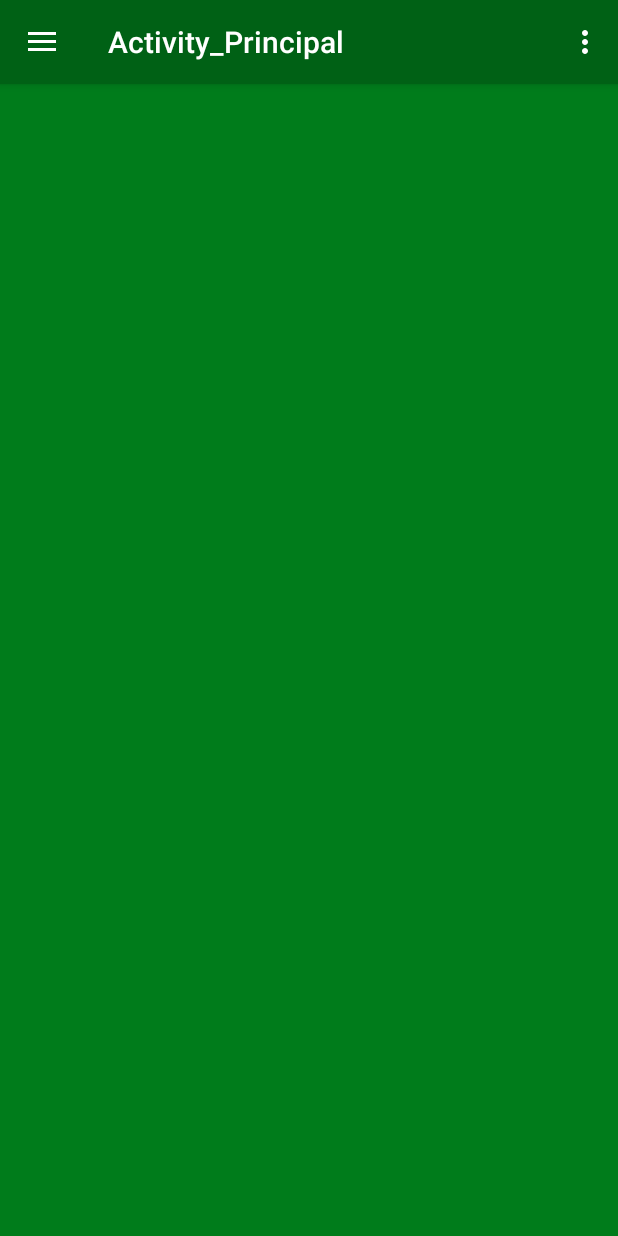
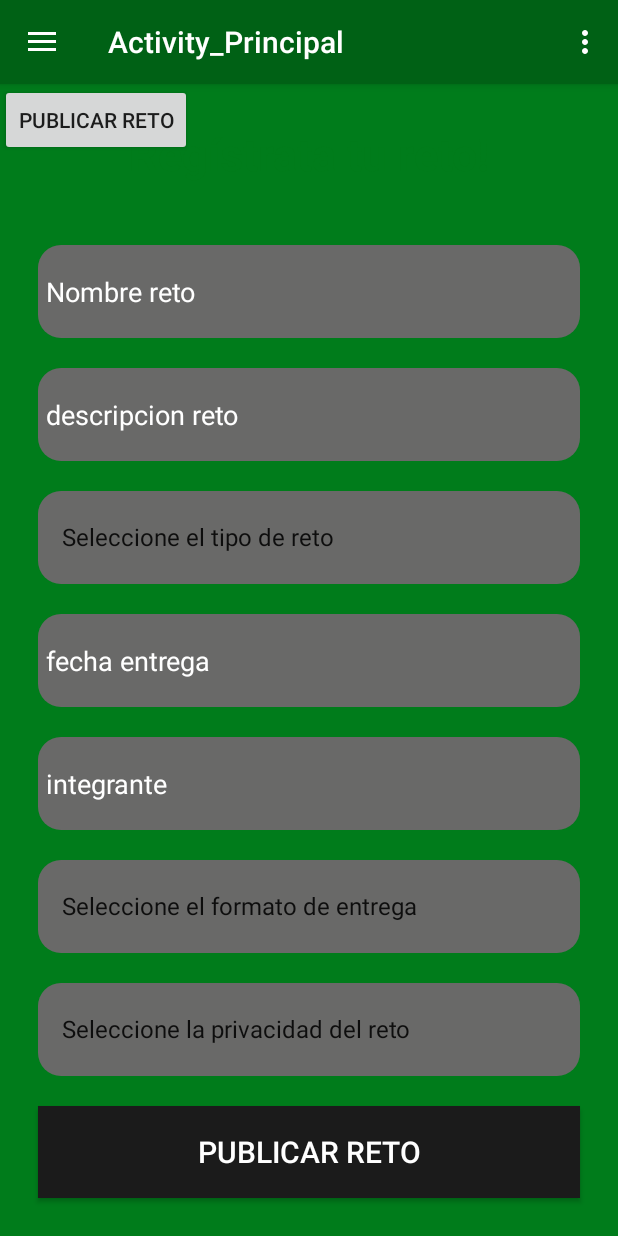
Before and after one commit to andresarangopro/appCompact, an Android app: the screen it shows after launch once a user with an empty profile is signed in (Activity_Principal), in the options menu, after a tap on "Settings", on a phone screen of 412 x 824 dp. Run offline under Robolectric (Android 15) with nearby library versions, the phone set to English and light mode, and no system bars; our stand-ins replace Firebase (no records; nobody signed in at launch, a user with empty details on screens opened directly).

Commit message:
Publicacion retos en firebase

```diff
--- a/app/src/main/java/com/example/felipearango/appcompact/activitys/Activity_Principal.java
+++ b/app/src/main/java/com/example/felipearango/appcompact/activitys/Activity_Principal.java
@@ -1,5 +1,7 @@
 package com.example.felipearango.appcompact.activitys;
 
+import android.net.Uri;
+import android.support.v4.app.FragmentTransaction;
 import android.os.Bundle;
 import android.support.design.widget.NavigationView;
 import android.support.v4.view.GravityCompat;
@@ -9,11 +11,13 @@ import android.support.v7.app.AppCompatActivity;
 import android.support.v7.widget.Toolbar;
 import android.view.Menu;
 import android.view.MenuItem;
+import android.view.View;
+import android.widget.Button;
 
 import com.example.felipearango.appcompact.R;
 
 public class Activity_Principal extends AppCompatActivity
-        implements NavigationView.OnNavigationItemSelectedListener {
+        implements NavigationView.OnNavigationItemSelectedListener, FragmentRetos.OnFragmentInteractionListener {
 
     @Override
     protected void onCreate(Bundle savedInstanceState) {
@@ -30,6 +34,18 @@ public class Activity_Principal extends AppCompatActivity
 
         NavigationView navigationView = (NavigationView) findViewById(R.id.nav_view);
         navigationView.setNavigationItemSelectedListener(this);
+
+        final FragmentRetos fragmentRetos = new FragmentRetos();
+
+        Button btnPublicarReto = (Button) findViewById(R.id.btnFragReto);
+        btnPublicarReto.setOnClickListener(new View.OnClickListener() {
+            @Override
+            public void onClick(View view) {
+                FragmentTransaction transition = getSupportFragmentManager().beginTransaction();
+                transition.replace(R.id.FrFragments, fragmentRetos);
+                transition.commit();
+            }
+        });
     }
 
     @Override
@@ -88,4 +104,9 @@ public class Activity_Principal extends AppCompatActivity
         drawer.closeDrawer(GravityCompat.START);
         return true;
     }
+
+    @Override
+    public void onFragmentInteraction(Uri uri) {
+
+    }
 }
--- a/app/src/main/java/com/example/felipearango/appcompact/activitys/FragmentRetos.java
+++ b/app/src/main/java/com/example/felipearango/appcompact/activitys/FragmentRetos.java
@@ -9,11 +9,15 @@ import android.view.View;
 import android.view.ViewGroup;
 import android.widget.AdapterView;
 import android.widget.ArrayAdapter;
+import android.widget.Button;
 import android.widget.EditText;
 import android.widget.Spinner;
 import android.widget.Switch;
+import android.widget.Toast;
 
 import com.example.felipearango.appcompact.R;
+import com.example.felipearango.appcompact.clases.Reto;
+import com.example.felipearango.appcompact.models.ManejoUser;
 
 /**
  * A simple {@link Fragment} subclass.
@@ -23,7 +27,8 @@ import com.example.felipearango.appcompact.R;
  * Use the {@link FragmentRetos#newInstance} factory method to
  * create an instance of this fragment.
  */
-public class FragmentRetos extends Fragment implements AdapterView.OnItemSelectedListener {
+public class FragmentRetos extends Fragment implements AdapterView.OnItemSelectedListener, View.OnClickListener {
+
     // TODO: Rename parameter arguments, choose names that match
     // the fragment initialization parameters, e.g. ARG_ITEM_NUMBER
     private static final String ARG_PARAM1 = "param1";
@@ -62,10 +67,12 @@ public class FragmentRetos extends Fragment implements AdapterView.OnItemSelecte
     ////////////////////////////////////
     EditText txtNombre, txtDescripcion, txtFecha, txtIntegrante;
     Spinner spnTipoReto, spnPrivacidad, spnTipoEntrega;
+    Button btnPublicarReto;
     String [] tiposReto = {"Seleccione el tipo de reto", "Reto elite", "Reto aula", "Reto rally"};
     String [] tiposPrivacidad = {"Seleccione la privacidad del reto", "Publico", "privado"};
     String [] tiposEntrega = {"Seleccione el formato de entrega", "Video", "Imagenes", "Documentos"};
     String tReto, tPrivacidad, tEntrega;
+    ManejoUser mu = new ManejoUser();
 
     @Override
     public void onCreate(Bundle savedInstanceState) {
@@ -74,8 +81,6 @@ public class FragmentRetos extends Fragment implements AdapterView.OnItemSelecte
             mParam1 = getArguments().getString(ARG_PARAM1);
             mParam2 = getArguments().getString(ARG_PARAM2);
         }
-        initComponents();
-
 
     }
 
@@ -83,7 +88,20 @@ public class FragmentRetos extends Fragment implements AdapterView.OnItemSelecte
     public View onCreateView(LayoutInflater inflater, ViewGroup container,
                              Bundle savedInstanceState) {
         // Inflate the layout for this fragment
-        return inflater.inflate(R.layout.fragment_retos, container, false);
+        View view = inflater.inflate(R.layout.fragment_retos, container, false);
+
+        txtNombre = (EditText) view.findViewById(R.id.txtNombreReto);
+        txtDescripcion = (EditText) view.findViewById(R.id.txtDescripcionReto);
+        txtFecha = (EditText) view.findViewById(R.id.txtFechaEntrega);
+        txtIntegrante = (EditText) view.findViewById(R.id.txtIntegrante);
+        spnTipoReto =(Spinner) view.findViewById(R.id.spnTipoReto);
+        spnTipoEntrega =(Spinner) view.findViewById(R.id.spnTipoEntrega);
+        spnPrivacidad =(Spinner) view.findViewById(R.id.spnPrivacidad);
+        btnPublicarReto = (Button) view.findViewById(R.id.btnPublicarReto);
+        btnPublicarReto.setOnClickListener(this);
+        initSpinners();
+
+        return view;
     }
 
     // TODO: Rename method, update argument and hook method into UI event
@@ -170,6 +188,18 @@ public class FragmentRetos extends Fragment implements AdapterView.OnItemSelecte
 
     }
 
+    @Override
+    public void onClick(View view) {
+        switch (view.getId()){
+            case R.id.btnPublicarReto:
+                Toast.makeText(getContext(), "Funciona", Toast.LENGTH_LONG).show();
+                Reto reto = new Reto(txtNombre.getText().toString(), txtDescripcion.getText().toString(), tReto, txtFecha.getText().toString(),
+                        txtIntegrante.getText().toString(), tEntrega, tPrivacidad);
+                String idJob = mu.databaseReference.push().getKey();
+                mu.insertar("Retos", idJob, reto);
+        }
+    }
+
     /**
      * This interface must be implemented by activities that contain this
      * fragment to allow an interaction in this fragment to be communicated
@@ -185,14 +215,10 @@ public class FragmentRetos extends Fragment implements AdapterView.OnItemSelecte
         void onFragmentInteraction(Uri uri);
     }
 
-    private void initComponents(){
-        txtNombre = (EditText) getView().findViewById(R.id.txtNombreReto);
-        txtDescripcion = (EditText) getView().findViewById(R.id.txtDescripcionReto);
-        txtFecha = (EditText) getView().findViewById(R.id.txtFechaEntrega);
-        txtIntegrante = (EditText) getView().findViewById(R.id.txtIntegrante);
-        spnTipoReto =(Spinner) getView().findViewById(R.id.spnTipoReto);
-        spnTipoEntrega =(Spinner) getView().findViewById(R.id.spnTipoEntrega);
-        spnPrivacidad =(Spinner) getView().findViewById(R.id.spnPrivacidad);
+    /**
+     * Metodo para inicializar los spinners
+     */
+    private void initSpinners(){
         spnTipoReto.setOnItemSelectedListener(this);
         spnPrivacidad.setOnItemSelectedListener(this);
         spnTipoEntrega.setOnItemSelectedListener(this);
--- a/app/src/main/java/com/example/felipearango/appcompact/models/ManejoUser.java
+++ b/app/src/main/java/com/example/felipearango/appcompact/models/ManejoUser.java
@@ -5,6 +5,7 @@ import android.content.Context;
 import com.google.firebase.database.DataSnapshot;
 import com.google.firebase.database.DatabaseError;
 import com.google.firebase.database.DatabaseReference;
+import com.google.firebase.database.FirebaseDatabase;
 import com.google.firebase.database.ValueEventListener;
 
 /**
@@ -17,7 +18,7 @@ public class ManejoUser {
     //Variables
     ////////////////////
 
-    public DatabaseReference databaseReference;
+    public DatabaseReference databaseReference = FirebaseDatabase.getInstance().getReference();
 
     ///////////////////
     //Constructor
--- a/app/src/main/res/layout/content_activity__principal.xml
+++ b/app/src/main/res/layout/content_activity__principal.xml
@@ -9,4 +9,10 @@
     app:layout_behavior="@string/appbar_scrolling_view_behavior"
     tools:context="com.example.android.blocks.Activities.activitys.Activity_Principal"
     tools:showIn="@layout/app_bar_activity__principal">
+
+    <Button
+        android:id="@+id/btnFragReto"
+        android:layout_width="wrap_content"
+        android:layout_height="wrap_content"
+        android:text="publicar reto" />
 </FrameLayout>
--- a/app/src/main/res/layout/fragment_retos.xml
+++ b/app/src/main/res/layout/fragment_retos.xml
@@ -109,4 +109,16 @@
 
     </Spinner>
 
+    <Button
+        android:id="@+id/btnPublicarReto"
+        android:textSize="20dp"
+        android:textColor="@color/colorAccent"
+        android:layout_width="match_parent"
+        android:layout_height="match_parent"
+        android:layout_margin="10dp"
+        android:layout_marginTop="15dp"
+        android:layout_weight="15"
+        android:background="@color/colorAccentDark"
+        android:text="Publicar reto" />
+
 </LinearLayout>
```
Also changed, not shown: app/src/main/java/com/example/felipearango/appcompact/activitys/Reto.java (deleted, +0 -77 lines).
